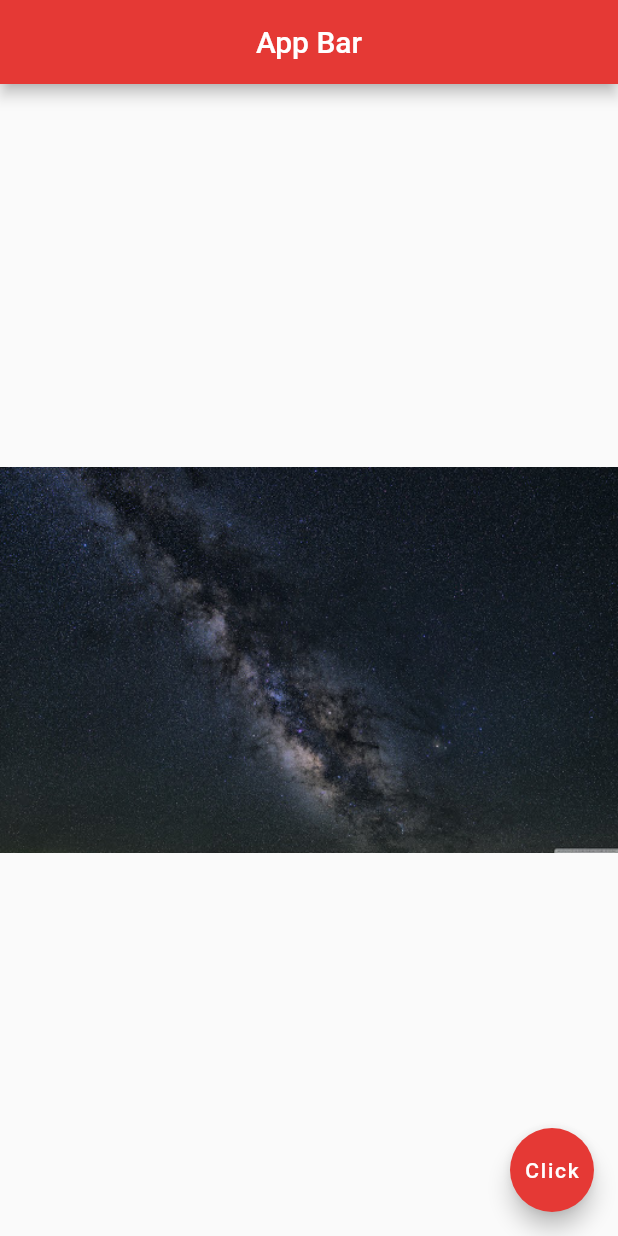
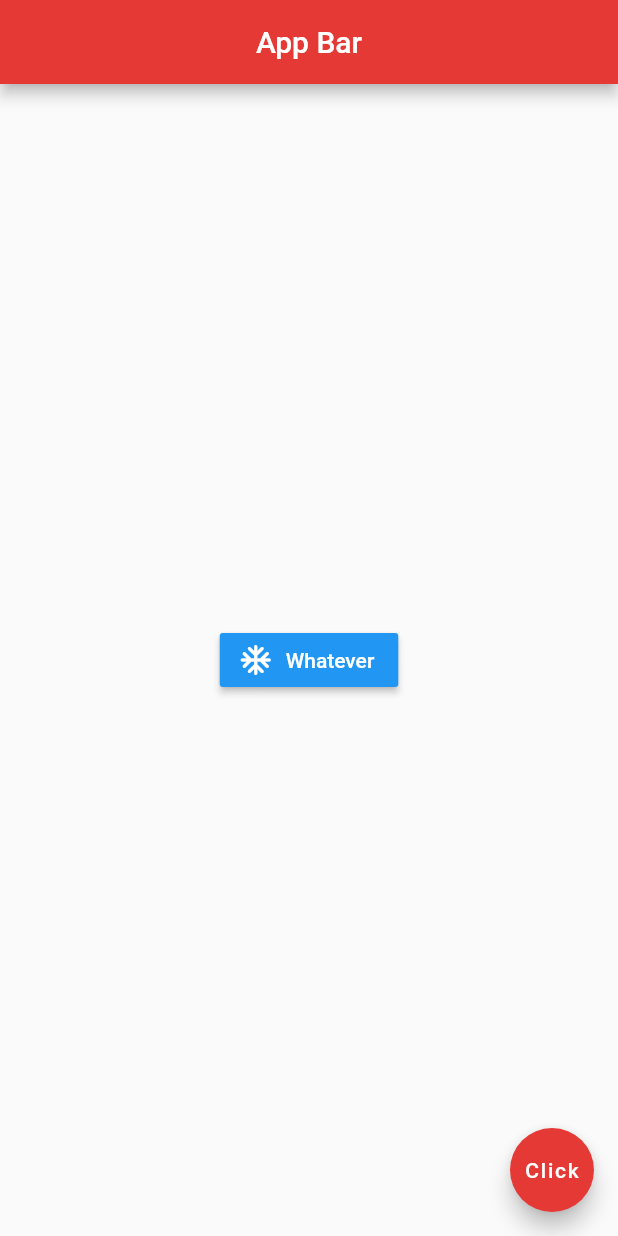
Before and after one commit to hitnei/learn-flutter, a Flutter app: the screen it shows after launch, on a phone screen of 412 x 824 dp. Run offline on Flutter 3.47's test engine with Material 2 defaults, Android fonts, the phone set to English and light mode, and no system bars.

Commit message:
icon in button

```diff
--- a/lib/main.dart
+++ b/lib/main.dart
@@ -14,9 +14,22 @@ class Home extends StatelessWidget {
         backgroundColor: Colors.red[600],
       ),
       body: Center(
-        child: Image(
-          image: AssetImage('assets/space-02.jpg'),
-        )
+        child: RaisedButton.icon(
+          onPressed: () {
+            print('press');
+          },
+          label: Text(
+            'Whatever',
+            style: TextStyle(
+              color: Colors.white,
+            )
+          ),
+          icon: Icon(
+            Icons.ac_unit_rounded,
+            color: Colors.white,
+          ),
+          color: Colors.blue,
+        ),
       ),
       floatingActionButton: FloatingActionButton(
         child: Text('Click'),
```
